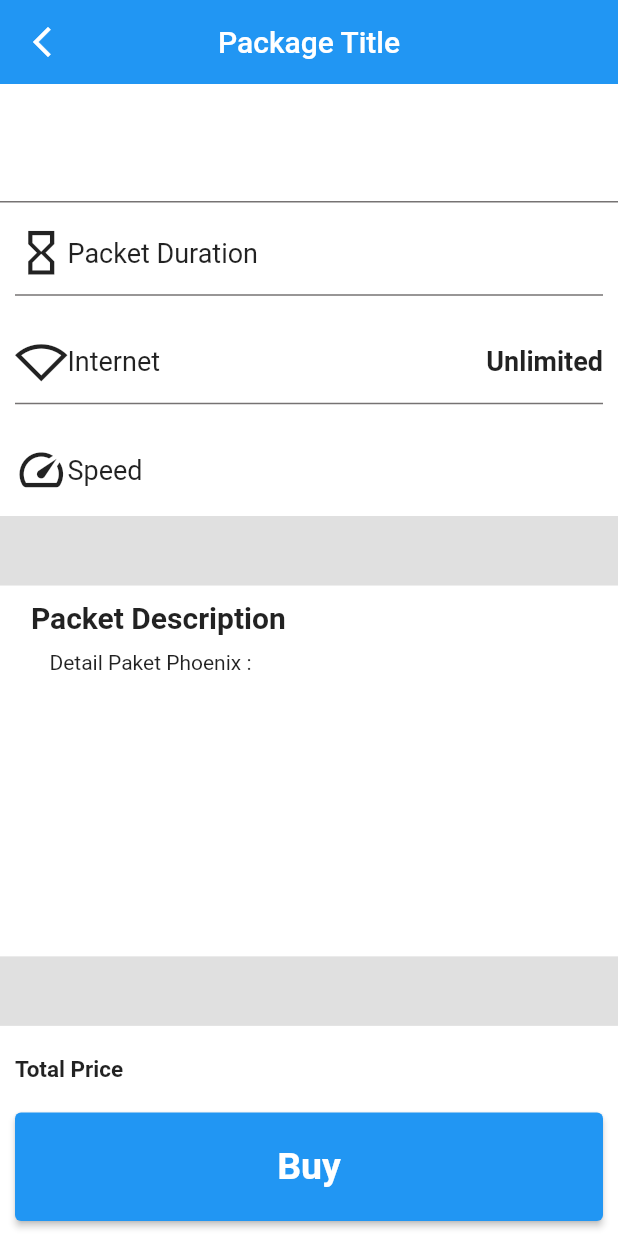
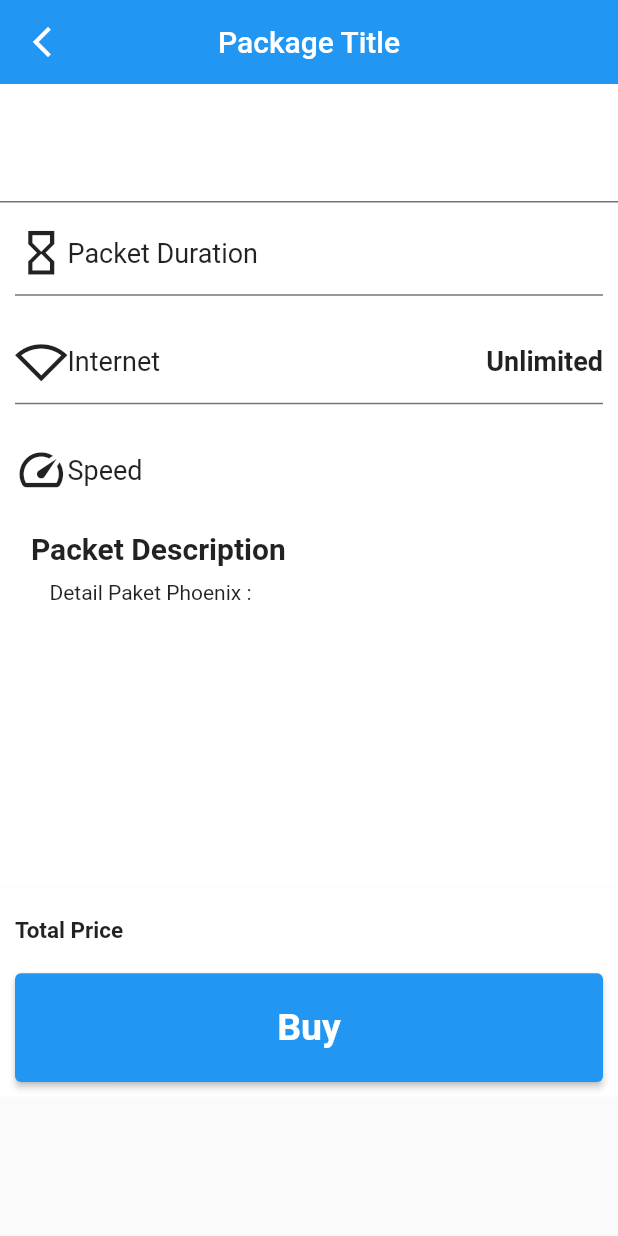
Before and after one commit to dimas-renanda/CNM-Flutter, a Flutter app: the packetDetails screen opened directly with empty values, on a phone screen of 412 x 824 dp. Run offline on Flutter 3.47's test engine with Material 2 defaults, Android fonts, the phone set to English and light mode, and no system bars; our stand-ins replace awesome_dialog, carousel_slider, rflutter_alert, timelines, webview_flutter; missing offline and left inert: dart_ipify, mac_address, network_info_plus, qr_code_scanner, user_profile_avatar.

Commit message:
Fixed Dropdown & PacketDetails Scrollable

```diff
--- a/lib/packetDetails.dart
+++ b/lib/packetDetails.dart
@@ -34,7 +34,8 @@ class _packetDetailsState extends State<packetDetails> {
         title: Text("Package Title"),
         centerTitle: true,
       ),
-      body: Container(
+      body: SingleChildScrollView(
+        child: Container(
           decoration: BoxDecoration(
             color: Colors.grey[300],
           ),
@@ -183,7 +184,8 @@ class _packetDetailsState extends State<packetDetails> {
                                   size: 35,
                                 ),
                                 Container(
-                                width: MediaQuery.of(context).size.width * 0.4,
+                                  width:
+                                      MediaQuery.of(context).size.width * 0.4,
                                   child: Text(
                                     "Speed",
                                     style: TextStyle(
@@ -327,6 +329,7 @@ class _packetDetailsState extends State<packetDetails> {
             ],
           ),
         ),
+      ),
     );
   }
 }
--- a/lib/ticketing.dart
+++ b/lib/ticketing.dart
@@ -227,7 +227,8 @@ class _ticketingFormState extends State<ticketingForm> {
 
   Widget createDropdownSID() {
     return Container(
-      width: MediaQuery.of(context).size.width * 0.9,
+      decoration: BoxDecoration(border: Border.all(width: 1)),
+      width: MediaQuery.of(context).size.width,
       padding: EdgeInsets.only(bottom: 10),
       child: DropdownButton<dynamic>(
         value: dropdownValue,
```
Lines whose indentation alone changed are shown as unchanged.
